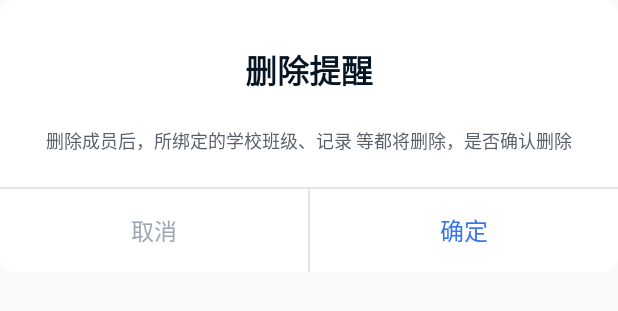
After one commit to panlijun/KotlinPredicate, an Android app: the layout dialog_common_message.xml on its own in the app's theme, with its tools: preview values and no code run, on a phone screen of 412 x 824 dp. The commit adds this screen. Shown: the top 311 px of the screen. Run offline under Robolectric (Android 15) with nearby library versions, the phone set to English and light mode, and no system bars.

Commit message:
common dialog

```diff
--- /dev/null
+++ b/app/src/main/java/com/kotlin/predicate/app/ext/DialogExt.kt
@@ -0,0 +1,34 @@
+package com.kotlin.predicate.app.ext
+
+import android.view.View
+import android.widget.TextView
+import com.afollestad.materialdialogs.MaterialDialog
+import com.kotlin.predicate.R
+
+
+fun MaterialDialog.initCommon(
+    title: String,
+    message: String,
+    cancel: View.OnClickListener?,
+    confirm: View.OnClickListener?,
+) {
+    val contentView = this.layoutInflater.inflate(R.layout.dialog_common_message, null)
+    val titleView = contentView.findViewById<TextView>(R.id.title)
+    val messageView = contentView.findViewById<TextView>(R.id.message)
+    val cancelView = contentView.findViewById<TextView>(R.id.cancel)
+    val confirmView = contentView.findViewById<TextView>(R.id.confirm)
+
+    cancelView.setOnClickListener {
+        cancel?.onClick(it)
+        dismiss()
+    }
+
+    confirmView.setOnClickListener {
+        confirm?.onClick(it)
+        dismiss()
+    }
+    titleView.text = title
+    messageView.text = message
+
+    setContentView(contentView)
+}
--- a/app/src/main/java/com/kotlin/predicate/ui/my/MyFragment.kt
+++ b/app/src/main/java/com/kotlin/predicate/ui/my/MyFragment.kt
@@ -1,10 +1,16 @@
 package com.kotlin.predicate.ui.my
 
 import android.os.Bundle
+import com.afollestad.materialdialogs.MaterialDialog
+import com.afollestad.materialdialogs.actions.getActionButton
+import com.kotlin.predicate.R
 import com.kotlin.predicate.app.base.BaseFragment
+import com.kotlin.predicate.app.ext.initCommon
 import com.kotlin.predicate.databinding.MyFragmentBinding
 
 class MyFragment : BaseFragment<MyViewModel, MyFragmentBinding>() {
+
+    var dialog: MaterialDialog? = null;
 
     companion object {
         fun newInstance() = MyFragment()
@@ -13,8 +19,16 @@ class MyFragment : BaseFragment<MyViewModel, MyFragmentBinding>() {
     override fun initView(savedInstanceState: Bundle?) {
 
         mDatabind.fromSecond.setOnClick {
-            mDatabind.fromName.checkRequired()
-            mDatabind.fromHead.setContent("https://img1.baidu.com/it/u=3485632422,576867562&fm=253&fmt=auto&app=138&f=JPEG?w=750&h=500")
+
+            if (dialog == null) {
+                dialog = this@MyFragment.context?.let { it1 -> MaterialDialog(it1) }
+                dialog?.initCommon("提醒", "删除成员后，所绑定的学校班级、记录 等都将删除，是否确认删除",
+                    null, null)
+            }
+            dialog?.show { }
+//            dialog.set
+//            mDatabind.fromName.checkRequired()
+//            mDatabind.fromHead.setContent("https://img1.baidu.com/it/u=3485632422,576867562&fm=253&fmt=auto&app=138&f=JPEG?w=750&h=500")
         }
     }
 
--- /dev/null
+++ b/app/src/main/res/drawable/dialog_bg.xml
@@ -0,0 +1,6 @@
+<?xml version="1.0" encoding="utf-8"?>
+<shape xmlns:android="http://schemas.android.com/apk/res/android">
+
+    <corners android:radius="10dp"/>
+    <solid android:color="@color/white"/>
+</shape>
--- /dev/null
+++ b/app/src/main/res/layout/dialog_common_message.xml
@@ -0,0 +1,70 @@
+<?xml version="1.0" encoding="utf-8"?>
+<androidx.appcompat.widget.LinearLayoutCompat xmlns:android="http://schemas.android.com/apk/res/android"
+    xmlns:tools="http://schemas.android.com/tools"
+    android:layout_width="match_parent"
+    android:layout_height="wrap_content"
+    android:orientation="vertical"
+    android:background="@drawable/dialog_bg">
+
+
+    <TextView
+        android:id="@+id/title"
+        android:layout_width="match_parent"
+        android:layout_height="wrap_content"
+        android:layout_marginTop="30dp"
+        android:gravity="center_horizontal"
+        android:textColor="@color/mainTextBlack"
+        android:textSize="21dp"
+        android:textStyle="bold"
+        android:text="删除提醒" />
+
+    <TextView
+        android:id="@+id/message"
+        android:layout_width="match_parent"
+        android:layout_height="wrap_content"
+        android:gravity="center_horizontal"
+        android:padding="22dp"
+        android:textColor="@color/subTextBlack"
+        android:textSize="12dp"
+        tools:layout_editor_absoluteX="186dp"
+        tools:layout_editor_absoluteY="0dp"
+        android:text="删除成员后，所绑定的学校班级、记录 等都将删除，是否确认删除" />
+
+    <View
+        android:layout_width="match_parent"
+        android:layout_height="@dimen/line_height"
+        android:background="@color/ui_line_color" />
+
+    <androidx.appcompat.widget.LinearLayoutCompat
+        android:layout_width="match_parent"
+        android:layout_height="55dp"
+        android:gravity="center_vertical"
+        android:orientation="horizontal">
+
+        <TextView
+            android:id="@+id/cancel"
+            android:layout_width="0dp"
+            android:layout_height="match_parent"
+            android:layout_weight="1"
+            android:gravity="center"
+            android:text="取消"
+            android:textColor="#9EA6B6"
+            android:textSize="15dp" />
+
+        <View
+            android:layout_width="@dimen/line_height"
+            android:layout_height="match_parent"
+            android:background="@color/ui_line_color" />
+
+        <TextView
+            android:id="@+id/confirm"
+            android:layout_width="0dp"
+            android:layout_height="match_parent"
+            android:layout_weight="1"
+            android:gravity="center"
+            android:text="确定"
+            android:textColor="#3475EC"
+            android:textSize="16dp" />
+
+    </androidx.appcompat.widget.LinearLayoutCompat>
+</androidx.appcompat.widget.LinearLayoutCompat>
--- a/app/src/main/res/values/colors.xml
+++ b/app/src/main/res/values/colors.xml
@@ -13,4 +13,5 @@
     <color name="white">#FFFFFFFF</color>
     <color name="transparent">#00FFFFFF</color>
     <color name="mainTextBlack">#061525</color>
+    <color name="subTextBlack">#5A606A</color>
 </resources>
--- a/app/src/main/res/values/dimens.xml
+++ b/app/src/main/res/values/dimens.xml
@@ -2,4 +2,6 @@
 <resources>
 
     <dimen name="action_bar_height">50dp</dimen>
+
+    <dimen name="line_height">1dp</dimen>
 </resources>
```
